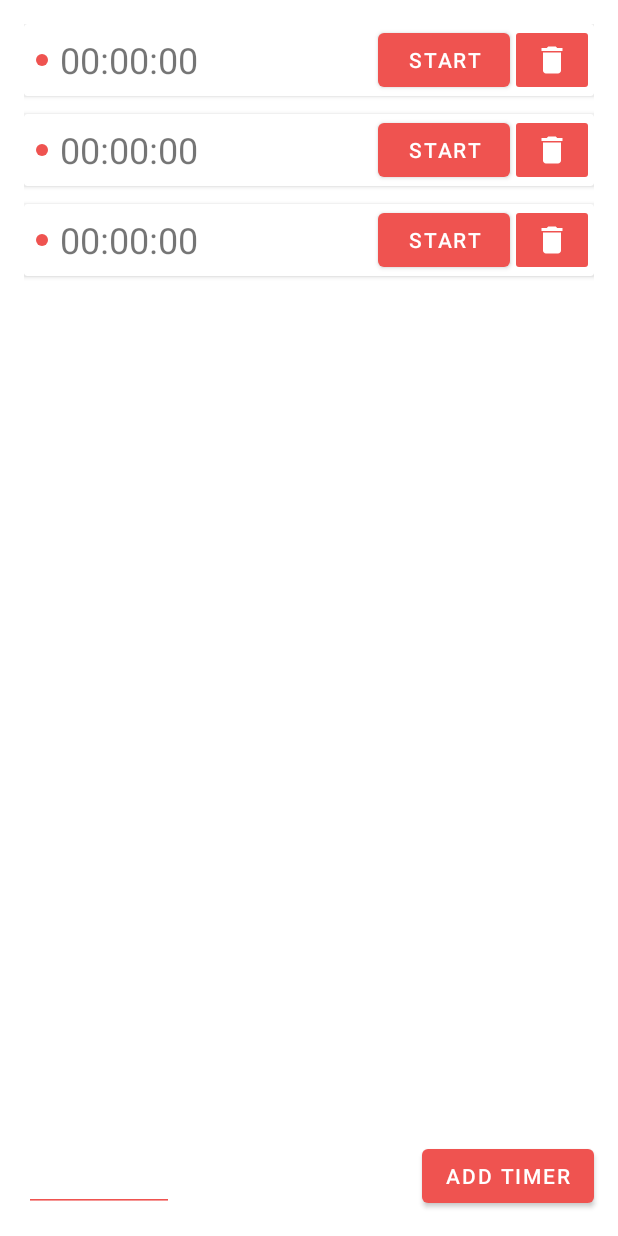
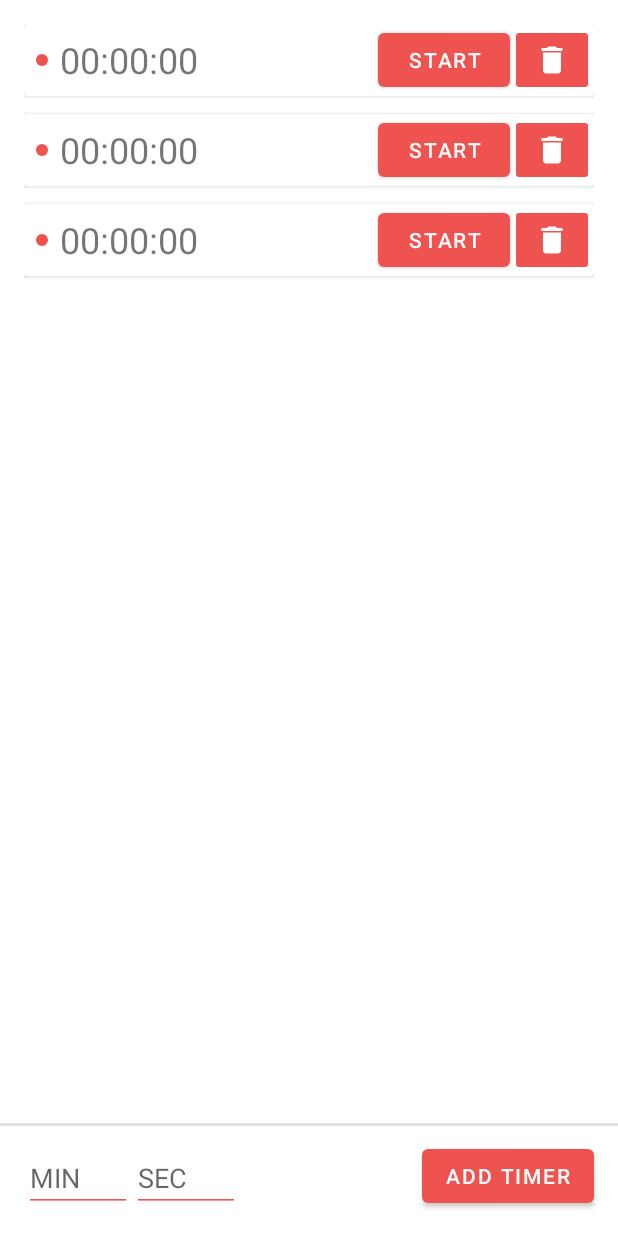
Before and after one commit to gstarski/RSShool2021-Android-task-Pomodoro, an Android app: the layout activity_main.xml on its own in the app's theme, with its tools: preview values and no code run, on a phone screen of 412 x 824 dp. Run offline under Robolectric (Android 15) with nearby library versions, the light colour scheme and no system bars.

Commit message:
Minor UI improvements

```diff
--- /dev/null
+++ b/app/src/main/java/com/example/pomodoro/config/CrossCheckShenanigans.kt
@@ -0,0 +1,6 @@
+package com.example.pomodoro.config
+
+object CrossCheckShenanigans {
+    const val SHOULD_SHOW_INITIAL_VALUE_WHEN_FINISHED = true
+    const val SHOULD_ALLOW_RESTART_WHEN_FINISHED = true
+}
--- a/app/src/main/res/layout/activity_main.xml
+++ b/app/src/main/res/layout/activity_main.xml
@@ -41,20 +41,40 @@
         app:layout_constraintStart_toStartOf="@+id/border_left"
         app:layout_constraintEnd_toStartOf="@+id/border_right"
         app:layout_constraintTop_toTopOf="@+id/border_top"
-            app:layout_constraintBottom_toTopOf="@+id/edit_minutes"
+        app:layout_constraintBottom_toTopOf="@+id/divider"
+        tools:listitem="@layout/item_timer" />
+
+    <View android:id="@+id/divider"
+        android:layout_width="0dp"
+        android:layout_height="2dp"
+        android:background="?android:attr/dividerVertical"
         android:layout_marginBottom="@dimen/gap_between_items"
-            tools:listitem="@layout/item_timer" />
+        app:layout_constraintStart_toStartOf="parent"
+        app:layout_constraintEnd_toEndOf="parent"
+        app:layout_constraintBottom_toTopOf="@id/edit_minutes" />
 
     <EditText
         android:id="@+id/edit_minutes"
-        android:layout_width="100dp"
+        android:layout_width="72dp"
         android:layout_height="wrap_content"
         app:layout_constraintStart_toStartOf="@id/border_left"
+        app:layout_constraintBottom_toTopOf="@id/border_bottom"
+        android:backgroundTint="?colorPrimary"
+        android:inputType="number"
+        android:hint="MIN"
+        tools:ignore="Autofill,LabelFor,TextFields" />
+
+    <EditText
+        android:id="@+id/edit_seconds"
+        android:layout_width="72dp"
+        android:layout_height="wrap_content"
+        app:layout_constraintStart_toEndOf="@id/edit_minutes"
         app:layout_constraintEnd_toStartOf="@+id/button_add_timer"
         app:layout_constraintBottom_toTopOf="@id/border_bottom"
         app:layout_constraintHorizontal_chainStyle="spread_inside"
         android:backgroundTint="?colorPrimary"
         android:inputType="number"
+        android:hint="SEC"
         tools:ignore="Autofill,LabelFor,TextFields" />
 
     <Button
@@ -62,7 +82,7 @@
         android:layout_width="wrap_content"
         android:layout_height="wrap_content"
         android:text="Add Timer"
-        app:layout_constraintStart_toEndOf="@+id/edit_minutes"
+        app:layout_constraintStart_toEndOf="@+id/edit_seconds"
         app:layout_constraintEnd_toEndOf="@id/border_right"
         app:layout_constraintBottom_toTopOf="@id/border_bottom" />
 
--- a/app/src/main/res/values-night/themes.xml
+++ /dev/null
@@ -1,16 +0,0 @@
-<resources xmlns:tools="http://schemas.android.com/tools">
-    <!-- Base application theme. -->
-    <style name="Theme.Pomodoro" parent="Theme.MaterialComponents.DayNight.DarkActionBar">
-        <!-- Primary brand color. -->
-        <item name="colorPrimary">@color/purple_200</item>
-        <item name="colorPrimaryVariant">@color/purple_700</item>
-        <item name="colorOnPrimary">@color/white</item>
-        <!-- Secondary brand color. -->
-        <item name="colorSecondary">@color/teal_200</item>
-        <item name="colorSecondaryVariant">@color/teal_200</item>
-        <item name="colorOnSecondary">@color/white</item>
-        <!-- Status bar color. -->
-        <item name="android:statusBarColor" tools:targetApi="l">?attr/colorPrimaryVariant</item>
-        <!-- Customize your theme here. -->
-    </style>
-</resources>
```
Also changed, not shown: app/src/main/java/com/example/pomodoro/MainActivity.kt (+65 -22 lines), app/src/main/java/com/example/pomodoro/TimerViewHolder.kt (+9 -1 lines), app/src/main/java/com/example/pomodoro/utils/NonNegativeIntTextWatcher.kt (added, +70 -0 lines). Lines whose indentation alone changed are shown as unchanged.
